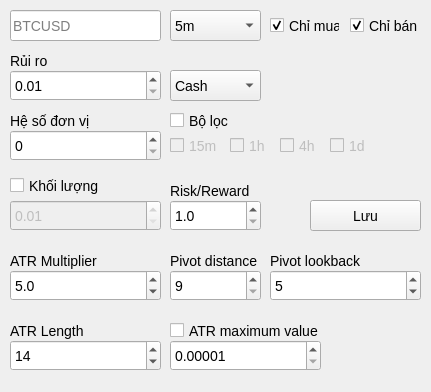
This is ui/EditWindow.ui in nguyenvantat1182002/rsi-signal-bot as Qt 5 draws it before an edit. The edited form follows.
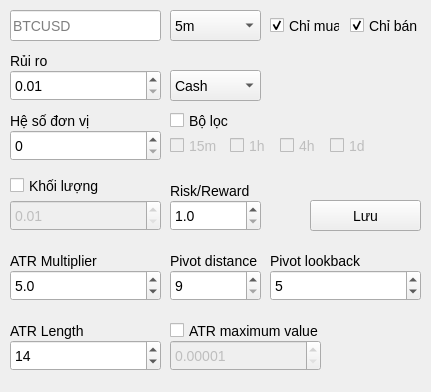
This is the edited form.

```diff
--- a/ui/EditWindow.ui
+++ b/ui/EditWindow.ui
@@ -524,6 +524,9 @@
     </property>
    </widget>
    <widget class="QDoubleSpinBox" name="doubleSpinBox_5">
+    <property name="enabled">
+     <bool>false</bool>
+    </property>
     <property name="geometry">
      <rect>
       <x>170</x>
```
